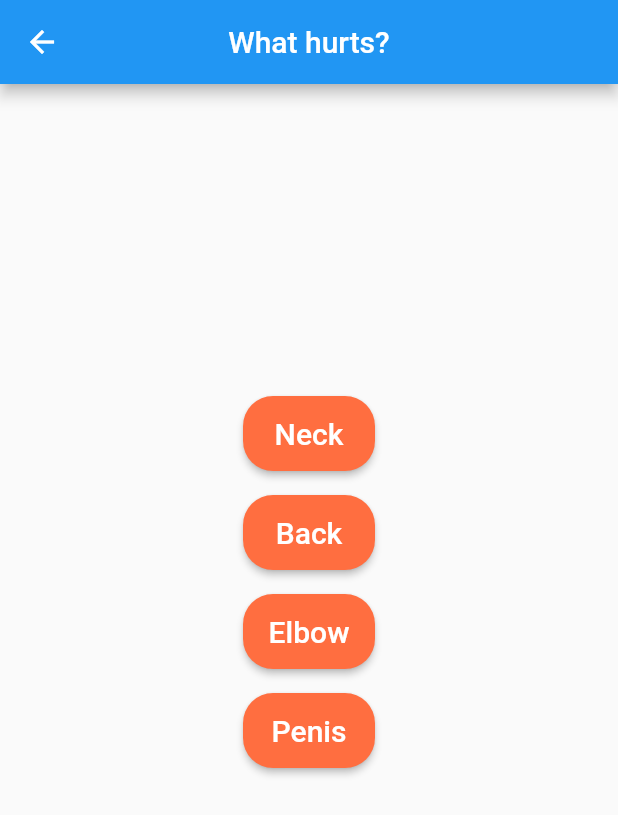
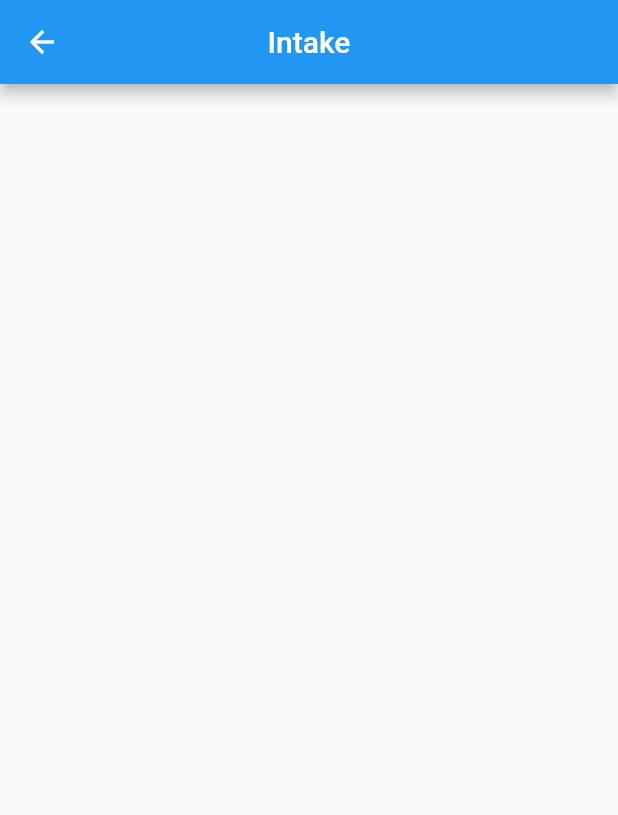
Before and after one commit to rusty2123/pt4u, a Flutter app: the WhatHurtsScreen screen opened directly, after a tap on "Neck", on a phone screen of 412 x 824 dp. Shown: the top 815 px of the screen. Run offline on Flutter 3.47's test engine with Material 2 defaults, Android fonts, the phone set to English and light mode, and no system bars.

Commit message:
intake, working nav bar

```diff
--- /dev/null
+++ b/lib/screens/intake.dart
@@ -0,0 +1,20 @@
+import 'package:flutter/material.dart';
+
+class IntakeScreen extends StatelessWidget {
+  @override
+  Widget build(BuildContext context) {
+    return Scaffold(
+      appBar: AppBar(
+        title: Text("Intake"),
+        centerTitle: true,
+      ),
+      body: Column(
+        mainAxisAlignment: MainAxisAlignment.center,
+        crossAxisAlignment: CrossAxisAlignment.center,
+        children: [
+
+        ],
+      ),
+    );
+  }
+}
--- a/lib/screens/what_hurts.dart
+++ b/lib/screens/what_hurts.dart
@@ -1,4 +1,5 @@
 import 'package:flutter/material.dart';
+import 'package:pt4u/screens/intake.dart';
 
 class WhatHurtsScreen extends StatelessWidget {
   @override
@@ -10,35 +11,37 @@ class WhatHurtsScreen extends StatelessWidget {
       ),
       body: Center(
         child: Column(
+          mainAxisAlignment: MainAxisAlignment.center,
+          crossAxisAlignment: CrossAxisAlignment.center,
           children: [
-            SizedBox(height: 200),
-            Padding(
+            whatHurtsItem(context, "Neck"),
+            whatHurtsItem(context, "Elbow"),
+            whatHurtsItem(context, "Back"),
+            whatHurtsItem(context, "Penis"),
+          ],
+        ),
+      ),
+    );
+  }
+
+  Padding whatHurtsItem(BuildContext context, String text) {
+    return Padding(
       padding: const EdgeInsets.all(8.0),
       child: ElevatedButton(
         child: Text(
-                  "Neck",
+          text,
           style: TextStyle(fontSize: 20),
         ),
-                onPressed: () {},
-                style: ElevatedButton.styleFrom(
-                  primary: Colors.deepOrangeAccent,
-                  minimumSize: Size(88, 50),
-                  padding: EdgeInsets.symmetric(horizontal: 16),
-                  shape: const RoundedRectangleBorder(
-                    borderRadius: BorderRadius.all(Radius.circular(20)),
+        onPressed: () {
+          Navigator.push(
+            context,
+            MaterialPageRoute(
+              builder: (context) {
+                return IntakeScreen();
+              },
             ),
-                ),
-
-              ),
-            ),
-            Padding(
-              padding: const EdgeInsets.all(8.0),
-              child: ElevatedButton(
-                child: Text(
-                  "Back",
-                  style: TextStyle(fontSize: 20),
-                ),
-                onPressed: () {},
+          );
+        },
         style: ElevatedButton.styleFrom(
           primary: Colors.deepOrangeAccent,
           minimumSize: Size(88, 50),
@@ -48,46 +51,6 @@ class WhatHurtsScreen extends StatelessWidget {
           ),
         ),
       ),
-            ),
-            Padding(
-              padding: const EdgeInsets.all(8.0),
-              child: ElevatedButton(
-                child: Text(
-                  "Elbow",
-                  style: TextStyle(fontSize: 20),
-                ),
-                onPressed: () {},
-                style: ElevatedButton.styleFrom(
-                  primary: Colors.deepOrangeAccent,
-                  minimumSize: Size(88, 50),
-                  padding: EdgeInsets.symmetric(horizontal: 16),
-                  shape: const RoundedRectangleBorder(
-                    borderRadius: BorderRadius.all(Radius.circular(20)),
-                  ),
-                ),
-              ),
-            ),
-            Padding(
-              padding: const EdgeInsets.all(8.0),
-              child: ElevatedButton(
-                child: Text(
-                  "Penis",
-                  style: TextStyle(fontSize: 20),
-                ),
-                onPressed: () {},
-                style: ElevatedButton.styleFrom(
-                  primary: Colors.deepOrangeAccent,
-                  minimumSize: Size(88, 50),
-                  padding: EdgeInsets.symmetric(horizontal: 16),
-                  shape: const RoundedRectangleBorder(
-                    borderRadius: BorderRadius.all(Radius.circular(20)),
-                  ),
-                ),
-              ),
-            ),
-          ],
-        ),
-      ),
     );
   }
 }
```
Also changed, not shown: lib/navigators/bottom_nav_bar.dart (deleted, +0 -21 lines), lib/screens/home.dart (+47 -4 lines), 33 other files. Lines whose indentation alone changed are shown as unchanged.
